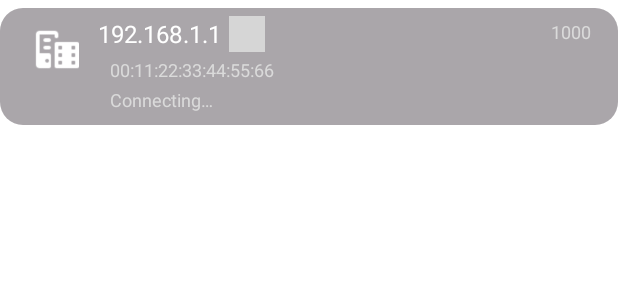
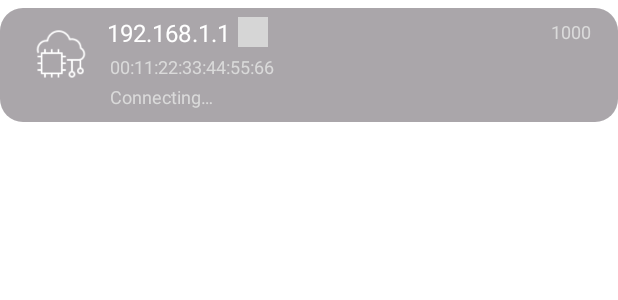
Before and after one commit to vietkynl99/Led-Cube, an Android app: the layout recycler_view_item.xml on its own in the app's theme, with its tools: preview values and no code run, on a phone screen of 412 x 824 dp. Shown: the top 300 px of the screen. Run offline under Robolectric (Android 15) with nearby library versions, the phone set to English and light mode, and no system bars; grey boxes are pictures that could not be loaded.

Commit message:
Change device icon

```diff
--- a/app/src/main/res/layout/recycler_view_item.xml
+++ b/app/src/main/res/layout/recycler_view_item.xml
@@ -15,13 +15,12 @@
     android:paddingBottom="5dp">
 
     <ImageView
-        android:id="@+id/deviceImage"
-        android:layout_width="30dp"
-        android:layout_height="30dp"
+        android:layout_width="36dp"
+        android:layout_height="36dp"
         android:layout_margin="7dp"
         android:layout_marginTop="8dp"
         android:contentDescription="@string/contentDescription"
-        app:srcCompat="@drawable/device_48" />
+        app:srcCompat="@drawable/iot_device_64" />
 
     <LinearLayout
         android:layout_width="0dp"
@@ -50,8 +49,8 @@
 
             <ImageView
                 android:id="@+id/deviceConnected"
-                android:layout_width="24dp"
-                android:layout_height="24dp"
+                android:layout_width="20dp"
+                android:layout_height="20dp"
                 android:layout_gravity="center"
                 android:layout_marginStart="5dp"
                 android:layout_marginEnd="0dp"
@@ -62,8 +61,8 @@
             android:id="@+id/deviceMac"
             android:layout_width="285dp"
             android:layout_height="20dp"
-            android:layout_marginStart="8dp"
-            android:layout_marginEnd="8dp"
+            android:layout_marginStart="2dp"
+            android:layout_marginEnd="10dp"
             android:text="@string/demo_MAC"
             android:textColor="@color/text_smoke_color"
             android:textSize="12sp" />
@@ -72,8 +71,8 @@
             android:id="@+id/deviceConnecting"
             android:layout_width="match_parent"
             android:layout_height="20dp"
-            android:layout_marginStart="8dp"
-            android:layout_marginEnd="8dp"
+            android:layout_marginStart="2dp"
+            android:layout_marginEnd="10dp"
             android:text="@string/connecting"
             android:textColor="@color/text_smoke_color"
             android:textSize="12sp" />
```
Also changed, not shown: app/src/main/res/drawable-v24/iot_device_64.png (added).
